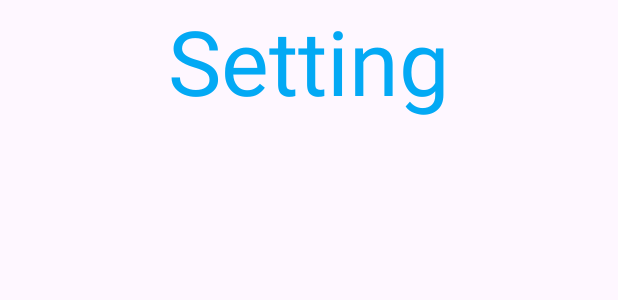
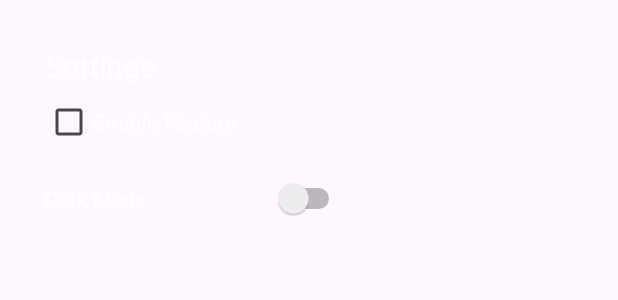
Before and after one commit to AzrinHakimi00/MAD_ASSIGNMENT, an Android app: the layout fragment_setting.xml on its own in the app's theme, with its tools: preview values and no code run, on a phone screen of 412 x 824 dp. Shown: the top 300 px of the screen. Run offline under Robolectric (Android 15) with nearby library versions, the phone set to English and light mode, and no system bars; network calls fail.

Commit message:
Added Simple Setting Setup (unfinished)

```diff
--- a/app/src/main/res/layout/fragment_setting.xml
+++ b/app/src/main/res/layout/fragment_setting.xml
@@ -2,16 +2,46 @@
 <FrameLayout xmlns:android="http://schemas.android.com/apk/res/android"
     xmlns:tools="http://schemas.android.com/tools"
     android:layout_width="match_parent"
-    android:layout_height="match_parent"
+    android:layout_height="wrap_content"
     tools:context=".HomePage.SettingFragment">
 
     <!-- TODO: Update blank fragment layout -->
-    <TextView
+    <LinearLayout
         android:layout_width="match_parent"
         android:layout_height="wrap_content"
-        android:text="Setting"
-        android:textColor="#03A9F4"
-        android:textSize="60dp"
-        android:textAlignment="center"/>
+        android:orientation="vertical"
+        android:padding="30dp">
 
+        <TextView
+            android:layout_width="100dp"
+            android:layout_height="wrap_content"
+            android:text="Settings"
+            android:textSize="20sp"
+            android:textColor="@color/white"/>
+
+        <RelativeLayout
+            android:layout_width="match_parent"
+            android:layout_height="wrap_content">
+
+            <Switch
+                android:id="@+id/darkModeSwitch"
+                android:layout_width="200dp"
+                android:layout_height="150dp"
+                android:text="Dark Mode"
+                android:textColor="@color/white"/>
+
+            <!-- Example: CheckBox for enabling a feature -->
+            <CheckBox
+                android:id="@+id/featureCheckBox"
+                android:layout_width="wrap_content"
+                android:layout_height="wrap_content"
+                android:text="Enable Feature"
+                android:textColor="@color/white"/>
+
+
+        </RelativeLayout>
+
+
+
+    </LinearLayout>
 </FrameLayout>
```
